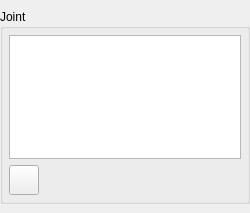
Above: GUI/SideWidgetComponents/AddNewJoint.ui from istee/cor3d before the change. Below: the same form after it.
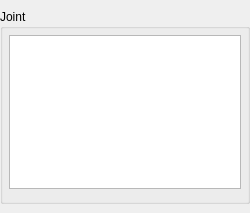
That is the form after the change. Custom widgets are drawn as their Qt base class.

Diff of the .ui file:
```diff
--- a/GUI/SideWidgetComponents/AddNewJoint.ui
+++ b/GUI/SideWidgetComponents/AddNewJoint.ui
@@ -80,20 +80,7 @@
       <item>
        <layout class="QHBoxLayout" name="horizontalLayout">
         <item>
-         <widget class="QToolButton" name="toolButtonAdd">
-          <property name="minimumSize">
-           <size>
-            <width>30</width>
-            <height>30</height>
-           </size>
-          </property>
-          <property name="text">
-           <string/>
-          </property>
-         </widget>
-        </item>
-        <item>
-         <widget class="NameLineEdit" name="addName" native="true"/>
+         <widget class="BaseEntityNameEdit" name="addName" native="true"/>
         </item>
        </layout>
       </item>
@@ -110,9 +97,9 @@
    <container>1</container>
   </customwidget>
   <customwidget>
-   <class>NameLineEdit</class>
+   <class>BaseEntityNameEdit</class>
    <extends>QWidget</extends>
-   <header location="global">GUI/BasicWidgets/NameLineEdit.h</header>
+   <header location="global">GUI/BasicWidgets/BaseEntityNameEdit.h</header>
    <container>1</container>
   </customwidget>
   <customwidget>
```
